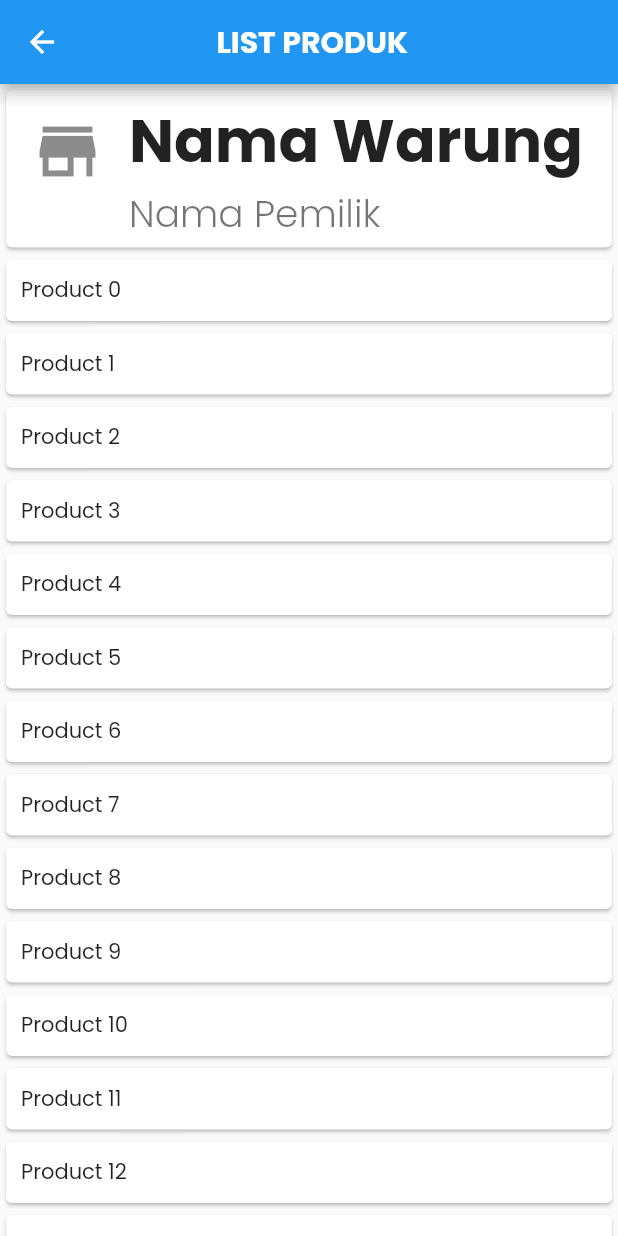
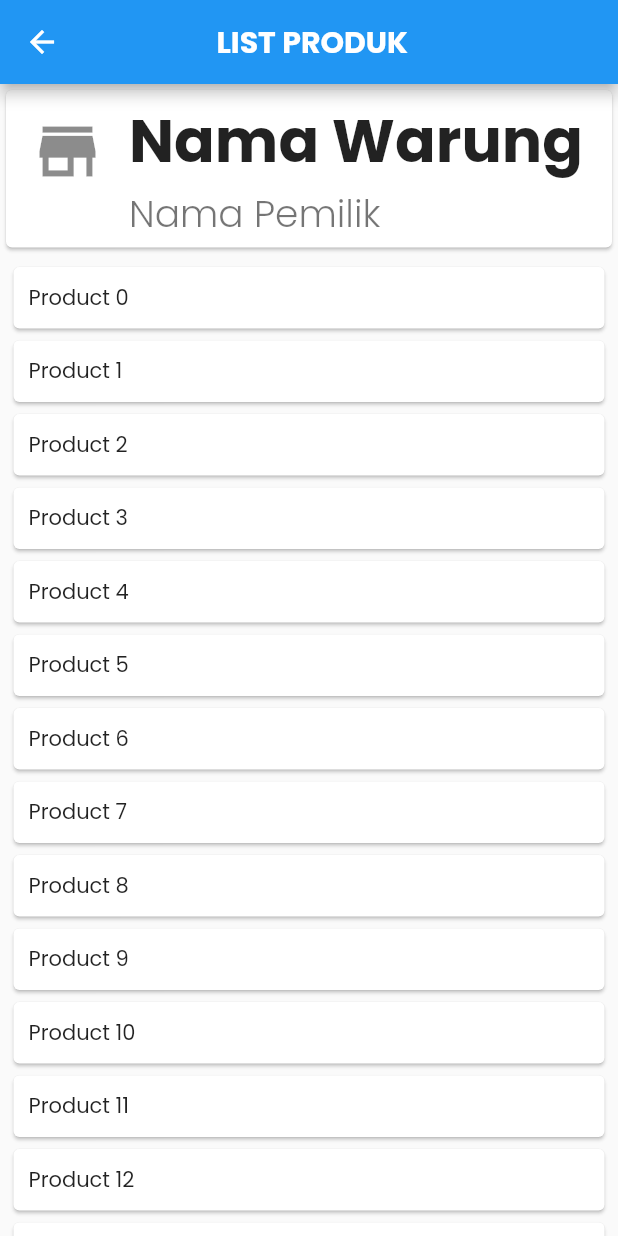
Before and after one commit to AgassiPutra/e_warung, a Flutter app: the WarungProduk screen opened directly, on a phone screen of 412 x 824 dp. Run offline on Flutter 3.47's test engine with Material 2 defaults, Android fonts, the phone set to English and light mode, and no system bars; our stand-ins replace material_floating_search_bar, shared_preferences; missing offline and left inert: dropdown_below; accounts and stored records are empty.

Commit message:
merapihkan border radius pada list warung

```diff
--- a/lib/screens/admin/list_warung.dart
+++ b/lib/screens/admin/list_warung.dart
@@ -37,6 +37,9 @@ class ListWarung extends StatelessWidget {
         return Container(
             height: 100,
             child: Card(
+              shape: RoundedRectangleBorder(
+                borderRadius: BorderRadius.circular(10.0),
+              ),
               child: FlatButton(
                 onPressed: () async {
                   Navigator.push(
--- a/lib/screens/admin/warungproduk.dart
+++ b/lib/screens/admin/warungproduk.dart
@@ -44,6 +44,7 @@ class WarungProduk extends StatelessWidget {
             ),
             ListView.builder(
                 physics: NeverScrollableScrollPhysics(),
+                padding: EdgeInsets.all(5),
                 scrollDirection: Axis.vertical,
                 shrinkWrap: true,
                 itemCount: myProducts.length,
```
